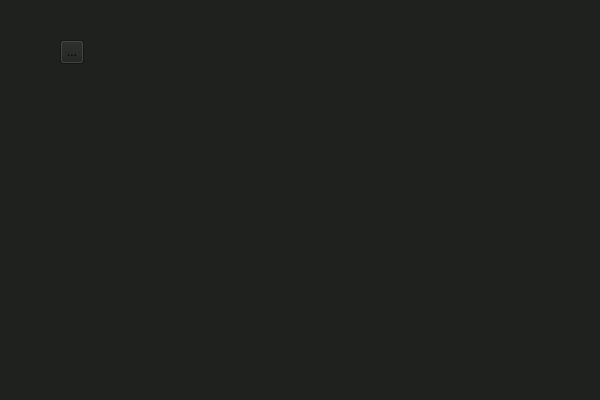
This is mainwindow.ui in AndreyZartty/Tecflix-Client as Qt 5 draws it before an edit. The edited form follows.
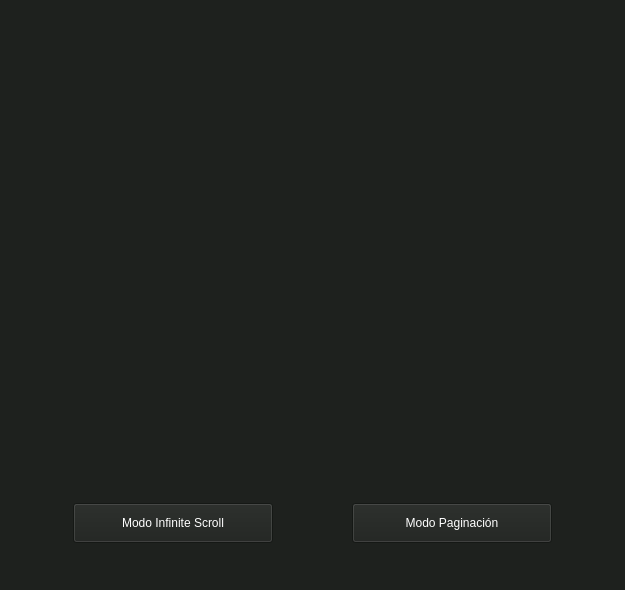
This is the edited form. Icons and pictures are not drawn.

```diff
--- a/mainwindow.ui
+++ b/mainwindow.ui
@@ -6,20 +6,20 @@
    <rect>
     <x>0</x>
     <y>0</y>
-    <width>600</width>
-    <height>400</height>
+    <width>625</width>
+    <height>590</height>
    </rect>
   </property>
   <property name="minimumSize">
    <size>
-    <width>600</width>
-    <height>400</height>
+    <width>625</width>
+    <height>590</height>
    </size>
   </property>
   <property name="maximumSize">
    <size>
-    <width>600</width>
-    <height>400</height>
+    <width>625</width>
+    <height>590</height>
    </size>
   </property>
   <property name="windowTitle">
@@ -29,18 +29,87 @@
    <string notr="true">background-color: rgb(30, 33, 30);</string>
   </property>
   <widget class="QWidget" name="centralwidget">
-   <widget class="QToolButton" name="BotonPrueba">
+   <widget class="QWidget" name="">
     <property name="geometry">
      <rect>
-      <x>60</x>
-      <y>40</y>
-      <width>24</width>
-      <height>24</height>
+      <x>0</x>
+      <y>0</y>
+      <width>626</width>
+      <height>545</height>
      </rect>
     </property>
-    <property name="text">
-     <string>...</string>
-    </property>
+    <layout class="QVBoxLayout" name="verticalLayout">
+     <item>
+      <widget class="QLabel" name="label">
+       <property name="minimumSize">
+        <size>
+         <width>624</width>
+         <height>495</height>
+        </size>
+       </property>
+       <property name="maximumSize">
+        <size>
+         <width>624</width>
+         <height>495</height>
+        </size>
+       </property>
+       <property name="styleSheet">
+        <string notr="true">background-image: url(&quot;/home/andreyzartty/Documentos/Proyectos/TECflix/Tecflix-Client/Tecflix.jpg&quot;)</string>
+       </property>
+       <property name="text">
+        <string/>
+       </property>
+      </widget>
+     </item>
+     <item>
+      <layout class="QHBoxLayout" name="horizontalLayout">
+       <item>
+        <widget class="QToolButton" name="toolButton">
+         <property name="minimumSize">
+          <size>
+           <width>200</width>
+           <height>40</height>
+          </size>
+         </property>
+         <property name="maximumSize">
+          <size>
+           <width>200</width>
+           <height>40</height>
+          </size>
+         </property>
+         <property name="styleSheet">
+          <string notr="true">color:rgb(255, 255, 255)</string>
+         </property>
+         <property name="text">
+          <string>Modo Infinite Scroll</string>
+         </property>
+        </widget>
+       </item>
+       <item>
+        <widget class="QToolButton" name="BotonPrueba">
+         <property name="minimumSize">
+          <size>
+           <width>200</width>
+           <height>40</height>
+          </size>
+         </property>
+         <property name="maximumSize">
+          <size>
+           <width>200</width>
+           <height>40</height>
+          </size>
+         </property>
+         <property name="styleSheet">
+          <string notr="true">color:rgb(255, 255, 255)</string>
+         </property>
+         <property name="text">
+          <string>Modo Paginación</string>
+         </property>
+        </widget>
+       </item>
+      </layout>
+     </item>
+    </layout>
    </widget>
   </widget>
   <widget class="QMenuBar" name="menubar">
```
Left out of the diff: 2 changed lines with no effect on the pictures.
